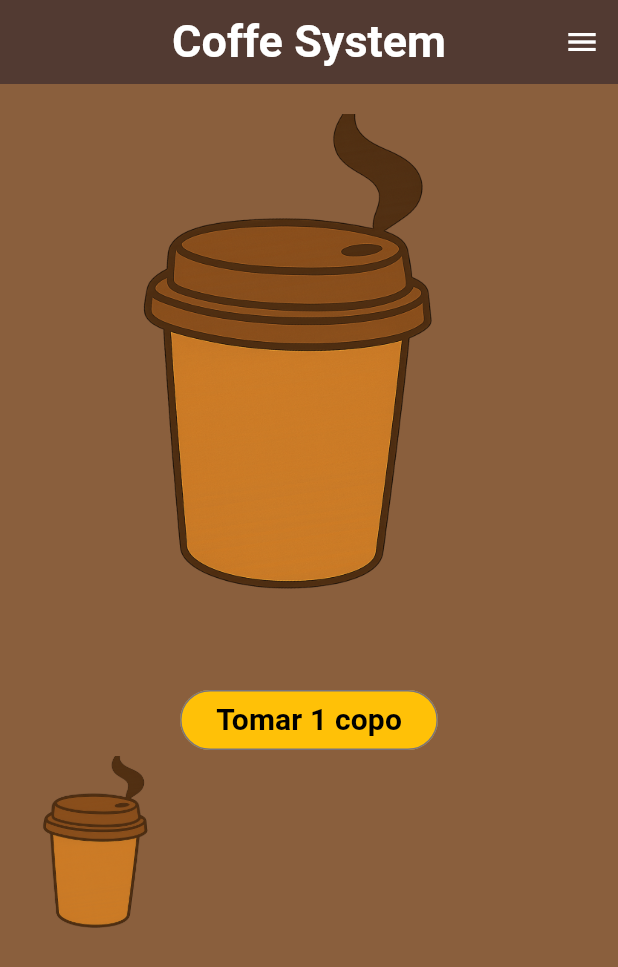
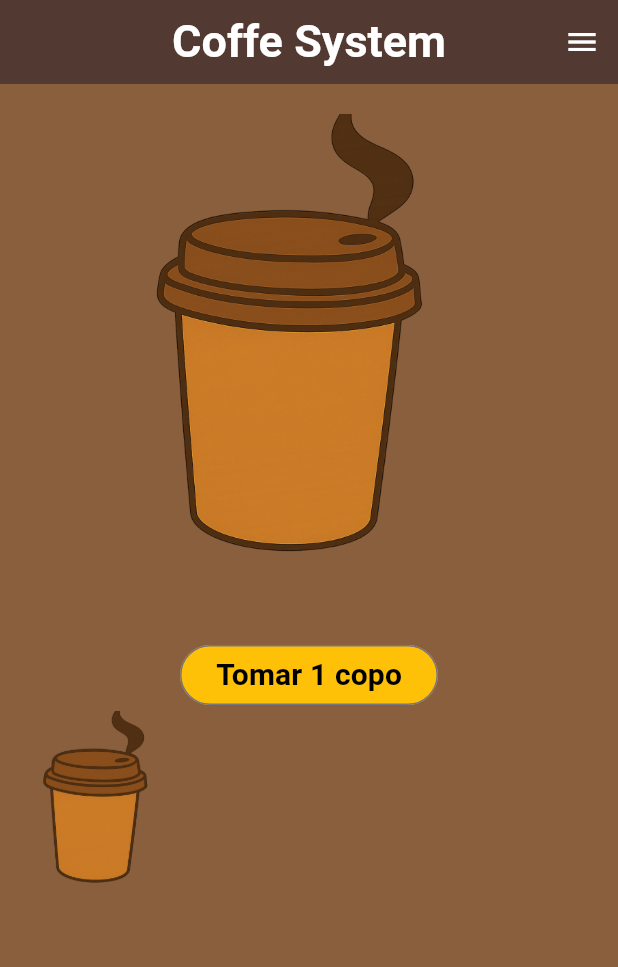
Before and after one commit to AllanZpt/coffe-system, a Flutter app: the screen it shows after launch, after a tap on "Tomar 1 copo", on a phone screen of 412 x 824 dp. Shown: the top 967 px of the screen. Run offline on Flutter 3.47's test engine with Material 3 defaults, Android fonts, the phone set to English and light mode, and no system bars; drawn by our look-alikes of carousel_slider.

Commit message:
feat(cup Carousel implementeded)

```diff
--- a/coffe_system/lib/src/model/cup.dart
+++ b/coffe_system/lib/src/model/cup.dart
@@ -1,5 +1,6 @@
 class CupModel {
+  final int iD;
   final String imageUrl;
 
-  CupModel({required this.imageUrl});
+  CupModel({required this.iD, required this.imageUrl});
 }
--- a/coffe_system/lib/src/pages/home.dart
+++ b/coffe_system/lib/src/pages/home.dart
@@ -1,6 +1,5 @@
-import 'dart:math';
-
 import 'package:coffe_system/src/model/cup.dart';
+import 'package:coffe_system/src/widgets/CupCarousel.dart';
 import 'package:coffe_system/src/widgets/base_scaffold.dart';
 import 'package:coffe_system/src/widgets/drinkedCup.dart';
 import 'package:flutter/material.dart';
@@ -16,12 +15,11 @@ class _HomePageState extends State<HomePage> {
   int drinkedCups = 0;
 
   final List<CupModel> cupList = [];
-  final Random random = Random();
+  final List<CupModel> cupSelection = [];
 
   @override
   Widget build(BuildContext context) {
-    double screenWidth = MediaQuery.of(context).size.width;
-
+    cupSelection.add(CupModel(iD: 1, imageUrl: 'assets/images/coffe_cup.PNG'));
     return BaseScaffold(
       body: Container(
         width: double.infinity,
@@ -29,7 +27,7 @@ class _HomePageState extends State<HomePage> {
         child: Column(
           children: [
             Padding(padding: const EdgeInsets.only(top: 20)),
-            Image.asset('assets/images/coffe_cup.PNG', width: 380, height: 380),
+            CupCarousel(cupTypes: cupSelection),
             OutlinedButton(
               onPressed: _addCoffe,
               child: Text(
@@ -58,7 +56,7 @@ class _HomePageState extends State<HomePage> {
 
   void _addCoffe() {
     setState(() {
-      cupList.add(CupModel(imageUrl: 'assets/images/coffe_cup.PNG'));
+      cupList.add(CupModel(iD: 1, imageUrl: 'assets/images/coffe_cup.PNG'));
     });
   }
 }
--- /dev/null
+++ b/coffe_system/lib/src/widgets/CupCarousel.dart
@@ -0,0 +1,16 @@
+import 'package:carousel_slider/carousel_slider.dart';
+import 'package:coffe_system/src/model/cup.dart';
+import 'package:flutter/material.dart';
+
+class CupCarousel extends StatelessWidget {
+  final List<CupModel> cupTypes;
+  const CupCarousel({required this.cupTypes, super.key});
+
+  @override
+  Widget build(BuildContext context) {
+    return CarouselSlider(
+      items: cupTypes.map((cup) => Image.asset(cup.imageUrl)).toList(),
+      options: CarouselOptions(height: 350, enlargeCenterPage: true),
+    );
+  }
+}
--- a/coffe_system/pubspec.yaml
+++ b/coffe_system/pubspec.yaml
@@ -9,6 +9,7 @@ environment:
 dependencies:
   flutter:
     sdk: flutter
+  carousel_slider: 5.0.0
 
 dev_dependencies:
   flutter_test:
```
Also changed, not shown: coffe_system/pubspec.lock.
